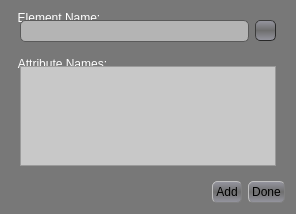
First picture: the form in GCXMLGenerator/forms/gcnewelementform.ui, repository goblincoding/xmlmill, before the edit.
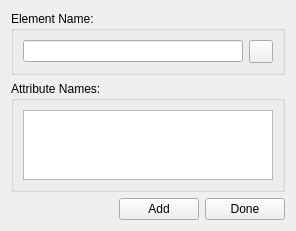
Second picture: the form after the edit. Icons and pictures are not drawn.

Commit message: Extracted style sheet info to application level (easier to maintain in only one place).

Patch:
```diff
--- a/GCXMLGenerator/forms/gcnewelementform.ui
+++ b/GCXMLGenerator/forms/gcnewelementform.ui
@@ -7,7 +7,7 @@
     <x>0</x>
     <y>0</y>
     <width>296</width>
-    <height>214</height>
+    <height>226</height>
    </rect>
   </property>
   <property name="windowTitle">
@@ -18,258 +18,7 @@
     <normaloff>:/resources/goblinicon.jpg</normaloff>:/resources/goblinicon.jpg</iconset>
   </property>
   <property name="styleSheet">
-   <string notr="true">QWidget
-{
-  background-color: rgba(120, 120, 120, 255);
-  font: 20px;
-}
-
-QDialog
-{
-  background-color: rgba(150, 150, 150, 255);
-}
-
-QMessageBox
-{
-  background-color: rgba(120, 120, 120, 255);
-}
-
-QPushButton
-{
-  color: rgb(0, 0, 0);
-  background-color: qlineargradient(spread:reflect, x1:0.5, y1:0.5, x2:0.5, y2:1, stop:0 rgba(110, 110, 110, 240), stop:1 rgba(150, 150, 160, 255));
-  border-width: 1px;
-  border-radius: 5px;
-  border-color: gray;
-  border-style: outset;
-  font: 12px;
-  min-width: 5em;
-  min-height: 1em;
-  padding: 3px;
-}
-
-QPushButton:pressed
-{
-  color: rgb(190, 190, 190);
-  background-color: qlineargradient(spread:reflect, x1:0.5, y1:0.5, x2:0.5, y2:1, stop:0 rgba(150, 150, 160, 240), stop:1 rgba(110, 110, 125, 255));
-  border-style: inset;
-}
-
-QPushButton:default 
-{
-   border-color: gray;
-   border-width: 2px;   
-   background-color: qlineargradient(spread:reflect, x1:0.5, y1:0.5, x2:0.5, y2:1, stop:0 rgba(110, 110, 110, 255), stop:1 rgba(190, 190, 190, 255));
- }
-
-QToolButton
-{
-  background-color: qlineargradient(spread:reflect, x1:0.5, y1:0.5, x2:0.5, y2:1, stop:0 rgba(110, 110, 110, 255), stop:1 rgba(150, 150, 160, 255));
-  border-width: 1px;
-  border-radius: 5px;
-  border-color: rgb(40, 40, 40);
-  border-style: outset;
-}
-
-QToolButton:pressed
-{
-  background-color: qlineargradient(spread:reflect, x1:0.5, y1:0.5, x2:0.5, y2:1, stop:0 rgba(110, 110, 110, 255), stop:1 rgba(150, 150, 160, 255));
-  border-style: inset;
-}
-
-QLabel
-{
-  background-color: rgba(140, 140, 140, 200);
-  border-radius: 6px;
-  padding: 1px;
-  font: 12px;
-}
-
-QLineEdit
-{
-   border-width: 1px;
-   border-radius: 5px;
-   border-color: rgb(90, 90, 90);
-   border-style: solid;
-   padding: 2 4px;
-   background-color: rgb(180, 180, 180);
-   selection-background-color: rgb(98, 96, 122);
-   font: 12px;
- }
-
-QPlainTextEdit
-{
-   background-color: rgb(200,200,200);
-   selection-background-color: rgba(120, 120, 130, 200);
-   font: 12px;
-}
-
-QScrollBar:vertical 
-{
-   width: 17px;
-   margin: 18px 0 18px 0;
-   background-color: qlineargradient(spread:pad, x1:0.767, y1:1, x2:1, y2:0, stop:0 rgba(140, 140, 140, 200), stop:1 rgba(160, 160, 160, 255));
-   border-width: 1px;
-   border-color: rgb(40, 40, 40);
-   border-style: solid;
-   border-radius: 3px;
-}
-
-QScrollBar::handle:vertical 
-{
-   background-color: qlineargradient(spread:reflect, x1:0, y1:1, x2:0, y2:0.5, stop:0 rgba(50, 50, 50, 255), stop:1 rgba(150, 150, 150, 255));
-   width: 17px;
-   height: 17px;
-   image: url(&quot;:/resources/scrollgrip.png&quot;);
-   min-height: 3em;
-   border-color: rgb(40, 40, 40);
-   border-style: solid;
-   border-radius: 3px;
-}
-
-QScrollBar::add-line:vertical 
-{
-   border-color: rgba(40, 40, 40, 0);
-   height: 18px;
-   subcontrol-position: bottom;
-   subcontrol-origin: margin;
-}
-
-QScrollBar::sub-line:vertical 
-{
-   border-color: rgba(40, 40, 40, 0);
-   height: 18px;
-   subcontrol-position: top;
-   subcontrol-origin: margin;
-}
-
-QScrollBar::up-arrow:vertical
-{
-   width: 17px;
-   height: 17px;
-   image: url(&quot;:/resources/uparrow.png&quot;);
-   background-color: qlineargradient(spread:pad, x1:0.767, y1:1, x2:1, y2:0, stop:0 rgba(110, 110, 125, 255), stop:1 rgba(150, 150, 160, 255));
-   border-radius: 2px;
-}
-
-QScrollBar::up-arrow:vertical:pressed
-{
-  color: rgb(190, 190, 190);
-  background-color: rgba(50, 50, 50, 255);
-  border-style: inset;
-}
-
-QScrollBar::down-arrow:vertical 
-{
-   width: 17px;
-   height: 17px;
-   image: url(&quot;:/resources/downarrow.png&quot;);
-   background-color: qlineargradient(spread:pad, x1:0.767, y1:1, x2:1, y2:0, stop:0 rgba(110, 110, 125, 255), stop:1 rgba(150, 150, 160, 255));
-   border-radius: 2px;
-}
-
-QScrollBar::down-arrow:vertical:pressed
-{
-  color: rgb(190, 190, 190);
-  background-color: rgba(50, 50, 50, 255);
-  border-style: inset;
-}
-
-QScrollBar::add-page:vertical, QScrollBar::sub-page:vertical 
-{
-   background: none;
-}
-
-QScrollBar:horizontal 
-{
-   height: 17px;
-   margin: 0 18px 0 18px;
-   background-color: qlineargradient(spread:pad, x1:0.767, y1:1, x2:1, y2:0, stop:0 rgba(140, 140, 140, 200), stop:1 rgba(160, 160, 160, 255));
-   border-width: 1px;
-   border-color: rgb(40, 40, 40);
-   border-style: solid;
-   border-radius: 3px;
-}
-
-QScrollBar::handle:horizontal 
-{
-   background-color: qlineargradient(spread:reflect, x1:0, y1:1, x2:0, y2:0.5, stop:0 rgba(50, 50, 50, 255), stop:1 rgba(150, 150, 150, 255));
-   width: 17px;
-   height: 17px;
-   image: url(&quot;:/resources/scrollgriphorizontal.png&quot;);
-   min-width: 3em;
-   border-color: rgb(40, 40, 40);
-   border-style: solid;
-   border-radius: 3px;
-}
-
-QScrollBar::add-line:horizontal 
-{
-   border-color: rgba(40, 40, 40, 0);
-   width: 18px;
-   subcontrol-position: right;
-   subcontrol-origin: margin;
-}
-
-QScrollBar::sub-line:horizontal 
-{
-   border-color: rgba(40, 40, 40, 0);
-   width: 18px;
-   subcontrol-position: left;
-   subcontrol-origin: margin;
-}
-
-QScrollBar::left-arrow:horizontal
-{
-   width: 17px;
-   height: 17px;
-   image: url(&quot;:/resources/leftarrow.png&quot;);
-   background-color: qlineargradient(spread:pad, x1:0.767, y1:1, x2:1, y2:0, stop:0 rgba(110, 110, 125, 255), stop:1 rgba(150, 150, 160, 255));
-   border-radius: 2px;
-}
-
-QScrollBar::left-arrow:horizontal:pressed
-{
-  color: rgb(190, 190, 190);
-  background-color: rgba(50, 50, 50, 255);
-  border-style: inset;
-}
-
-QScrollBar::right-arrow:horizontal 
-{
-   width: 17px;
-   height: 17px;
-   image: url(&quot;:/resources/rightarrow.png&quot;);
-   background-color: qlineargradient(spread:pad, x1:0.767, y1:1, x2:1, y2:0, stop:0 rgba(110, 110, 125, 255), stop:1 rgba(150, 150, 160, 255));
-   border-radius: 2px;
-}
-
-QScrollBar::right-arrow:horizontal:pressed
-{
-  color: rgb(190, 190, 190);
-  background-color: rgba(50, 50, 50, 255);
-  border-style: inset;
-}
-
-QScrollBar::add-page:horizontal, QScrollBar::sub-page:horizontal 
-{
-   background: none;
-}
-
-QGroupBox
-{
-   background-color: rgba(120, 120, 120, 255);
-   border-radius: 5px;
-   font: 12px;
-   color: rgb(255,255,255);
-   margin-top: 3ex;    
-}
-
-QGroupBox::title
-{
-   subcontrol-origin: margin;
-   padding: 0 5px;
-}</string>
+   <string notr="true"/>
   </property>
   <layout class="QVBoxLayout" name="verticalLayout">
    <item>
```
The commit also changes 7 other files.
